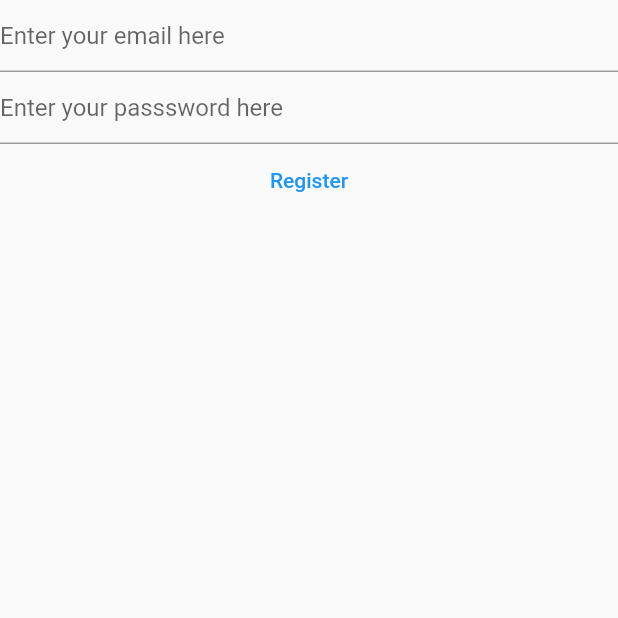
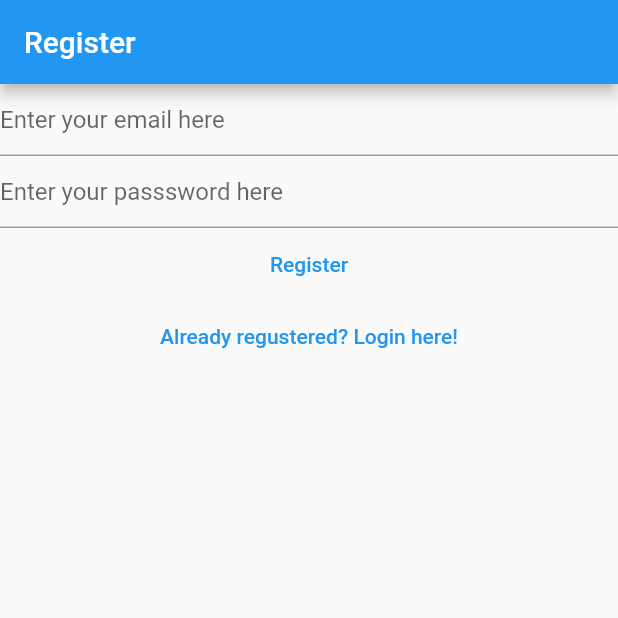
Before and after one commit to gary-the-gamer/flutterApp.github.io, a Flutter app: the RegisterView screen opened directly, on a phone screen of 412 x 824 dp, the top half of it. Run offline on Flutter 3.47's test engine with Material 2 defaults, Android fonts, the phone set to English and light mode, and no system bars; our stand-ins replace firebase_auth, firebase_core; accounts and stored records are empty.

Commit message:
verify and login and register views and system

```diff
--- a/flutterapp/lib/Views/login_view.dart
+++ b/flutterapp/lib/Views/login_view.dart
@@ -28,7 +28,9 @@ class _LoginViewState extends State<LoginView> {
 
   @override
   Widget build(BuildContext context) {
-    return Column(
+    return Scaffold(
+      appBar: AppBar(title: const Text('Login')),
+      body: Column(
         children: [
           TextField(
             enableSuggestions: false,
@@ -52,7 +54,8 @@ class _LoginViewState extends State<LoginView> {
               final password = _password.text;
               try {
                 final userCredential = await FirebaseAuth.instance
-                  .signInWithEmailAndPassword(email: email, password: password);
+                    .signInWithEmailAndPassword(
+                        email: email, password: password);
                 print(userCredential);
               } on FirebaseAuthException catch (e) {
                 if (e.code == 'user-not-found') {
@@ -65,7 +68,14 @@ class _LoginViewState extends State<LoginView> {
             },
             child: const Text("Login"),
           ),
+          TextButton(
+              onPressed: () {
+                Navigator.of(context)
+                    .pushNamedAndRemoveUntil('/register/', (route) => false);
+              },
+              child: Text('Not registerd yet? Register here!')),
         ],
+      ),
     );
   }
 }
--- a/flutterapp/lib/Views/register_view.dart
+++ b/flutterapp/lib/Views/register_view.dart
@@ -31,7 +31,11 @@ class _RegisterViewState extends State<RegisterView> {
 
   @override
   Widget build(BuildContext context) {
-    return Column(
+    return Scaffold(
+      appBar: AppBar(
+        title: const Text('Register'),
+      ),
+      body: Column(
         children: [
           TextField(
             enableSuggestions: false,
@@ -70,7 +74,15 @@ class _RegisterViewState extends State<RegisterView> {
             },
             child: const Text("Register"),
           ),
+          TextButton(
+            onPressed: () {
+              Navigator.of(context)
+                  .pushNamedAndRemoveUntil('/Login/', (route) => false);
+            },
+            child: const Text('Already regustered? Login here!'),
+          )
         ],
+      ),
     );
   }
 }
```
Also changed, not shown: flutterapp/lib/Views/verify_email_view.dart (added, +29 -0 lines), flutterapp/lib/main.dart (+13 -40 lines). Lines whose indentation alone changed are shown as unchanged.
